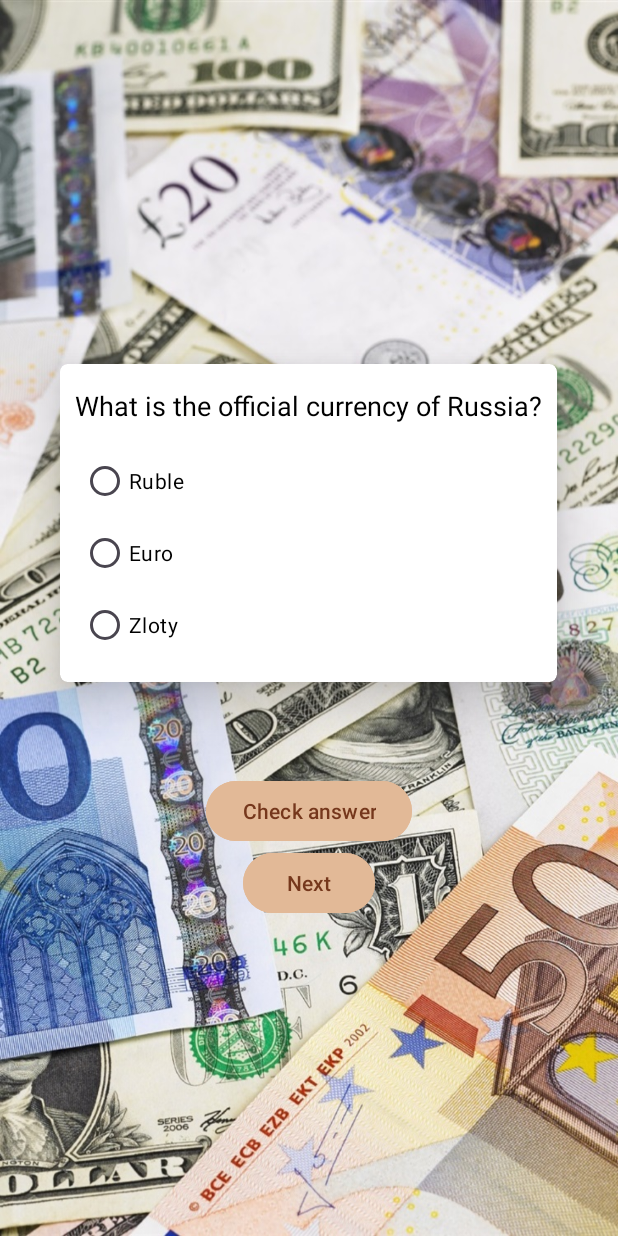
After one commit to Nikita28007/CurrencyHistoryApp, an Android app: the FragmentQuiz screen opened through its navigation route, on a phone screen of 412 x 824 dp. The commit adds this screen. Run offline under Robolectric (Android 15) with nearby library versions, the phone set to English and light mode, and no system bars.

Commit message:
quiz, layout changes, background, radiobutton style

```diff
--- /dev/null
+++ b/app/src/main/java/com/currency/app/FragmentQuiz.kt
@@ -0,0 +1,230 @@
+package com.currency.app
+
+import android.os.Bundle
+import android.util.Log
+import android.view.LayoutInflater
+import android.view.View
+import android.view.ViewGroup
+import android.widget.Button
+import android.widget.RadioButton
+import android.widget.RadioGroup
+import android.widget.TextView
+import androidx.fragment.app.Fragment
+import java.lang.StringBuilder
+
+class FragmentQuiz : Fragment() {
+    override fun onCreateView(
+        inflater: LayoutInflater,
+        container: ViewGroup?,
+        savedInstanceState: Bundle?
+    ): View? {
+        val view = inflater.inflate(R.layout.quiz_fragment, container, false)
+
+
+        view.visibility = View.VISIBLE
+        val questions = addDataQuestions()
+        val answers = addDataAnswers()
+        val options = addDataOptions()
+        // val facts = addDataFacts()
+        var titleCounter = 1
+        var optionsCounter = 2
+        var answerCounter = 0
+        val answerText = view.findViewById<TextView>(R.id.answerText)
+        val title = view.findViewById<TextView>(R.id.questionTitle)
+        title.text = questions[0].toString()
+        val option1 = view.findViewById<RadioButton>(R.id.radioButton1)
+        val option2 = view.findViewById<RadioButton>(R.id.radioButton2)
+        val option3 = view.findViewById<RadioButton>(R.id.radioButton3)
+        val radioGroup = view.findViewById<RadioGroup>(R.id.radioGroupQuiz)
+        option1.text = options[0].toString()
+        option2.text = options[1].toString()
+        option3.text = options[2].toString()
+        view.findViewById<Button>(R.id.checkAnswerButton).setOnClickListener {
+
+            when (radioGroup.checkedRadioButtonId) {
+                option1.id -> {
+
+                    if (answers[answerCounter].equals(option1.text.toString())) {
+                        answerText.text = StringBuilder("Right")
+                    } else {
+                        answerText.text = StringBuilder("Wrong")
+                    }
+                }
+
+                option2.id -> {
+                    if (answers[answerCounter].equals(option2.text.toString())) {
+                        answerText.text = StringBuilder("Right")
+                    } else {
+                        answerText.text = StringBuilder("Wrong")
+                    }
+                }
+
+                option3.id -> {
+                    if (titleCounter == 1) answerCounter = 9
+                    Log.d("title", titleCounter.toString() + " " + answerCounter)
+                    if (answers[answerCounter].equals(option3.text.toString())) {
+                        answerText.text = StringBuilder("Right")
+                    } else {
+                        answerText.text = StringBuilder("Wrong")
+                    }
+                }
+
+            }
+
+
+        }
+        view.findViewById<Button>(R.id.nextButton).setOnClickListener {
+            title.text = questions[titleCounter].toString()
+            option1.isChecked = false
+            option2.isChecked = false
+            option3.isChecked = false
+            answerText.text = ""
+            for (i in options.keys) {
+                option1.text = options[optionsCounter + 1]
+                option2.text = options[optionsCounter + 2]
+                option3.text = options[optionsCounter + 3]
+            }
+
+            titleCounter++
+            optionsCounter += 3
+            answerCounter++
+            if (titleCounter == 10) {
+                titleCounter = 0
+                optionsCounter = -1
+
+            }
+            if (answerCounter == 10)
+                answerCounter = 0
+        }
+
+        return view
+    }
+
+    private fun addDataQuestions(): HashMap<Int, String> {
+        val questionsArray = HashMap<Int, String>()
+
+        questionsArray[0] =
+            "What is the official currency of Russia?"
+        questionsArray[1] =
+            "In which year did the United States officially establish the U.S. dollar as its currency?"
+        questionsArray[2] =
+            "Which European currency was introduced as an accounting currency in 1999 and later with banknotes and coins in 2002?"
+        questionsArray[3] = "What is the currency of the United Kingdom?"
+        questionsArray[4] =
+            "In which year was the Kazakhstani tenge introduced as the official currency of Kazakhstan?"
+        questionsArray[5] = "What is the modern version of the Polish currency called?"
+        questionsArray[6] =
+            "When was the first block of the Bitcoin blockchain mined, marking the creation of Bitcoin as a cryptocurrency?"
+        questionsArray[7] =
+            "The term \"greenbacks\" is associated with the currency of which country or region?"
+
+        questionsArray[8] =
+            "What is the term used for the process by which new bitcoins are created and transactions are added to the public ledger, known as the blockchain?"
+        questionsArray[9] =
+            "Which European currency's name means \"scale\" or \"balance\" in its native language, referencing its historical use as a measurement for trade?"
+        return questionsArray
+    }
+
+    private fun addDataAnswers(): HashMap<Int, String> {
+        val answersArray = HashMap<Int, String>()
+
+        answersArray[0] = "Ruble"
+        answersArray[1] = "1792"
+        answersArray[2] = "Euro"
+        answersArray[3] = "Pound Sterling"
+        answersArray[4] = "1993"
+        answersArray[5] = "Zloty"
+        answersArray[6] = "2009"
+        answersArray[7] = "United States"
+        answersArray[8] = "Zloty"
+        answersArray[9] = "Tenge"
+        return answersArray
+    }
+
+    private fun addDataFacts(): HashMap<Int, String> {
+        val answersArray = HashMap<Int, String>()
+
+        answersArray[0] =
+            "International biathlon competition has been dominated by northern Europeans over the years," +
+                    " particularly by athletes from Russia, Finland, Germany, and Norway."
+        answersArray[1] =
+            "The longest game in NHL history was played on March 24, 1936, " +
+                    "between the Detroit Red Wings and the Montreal Maroons." +
+                    " It lasted six overtimes, totalling 116 minutes and 30 seconds of extra time."
+        answersArray[2] =
+            "Sweeping the ice in front of the stone is not just about cleaning the path. " +
+                    "The act of sweeping creates friction, which slightly melts the ice, " +
+                    "reducing the curl and increasing the stone’s speed and distance traveled."
+        answersArray[3] =
+            "Depending on paper readings, measurements show that a skater landing a triple or quadruple jump will have a landing force of 5 to 14 times the body weight on impact. " +
+                    "Therefore, a male skater weighing 150 pounds can land with a pressure of 1000 pounds!"
+        answersArray[4] =
+            "There are various styles of snowboarding, including freestyle, freeride, and alpine. Freestyle focuses on tricks, freeride emphasizes natural terrain, and alpine involves racing and carving turns. "
+        answersArray[5] =
+            "The coveted Stanley Cup outdates the NHL by a full 24 years. That is, " +
+                    "the Stanley Cup was created in 1893, while the NHL was officially established in 1917 on November 22"
+        answersArray[6] =
+            "The resurfacer after scraping the ice, puts a thin layer of water that is heated to 140 to 145 °F" +
+                    " (60 to 63°C). Actually, the hotter the water, the more even surface will get! " +
+                    "You would think you need cold water to make ice; But hot water contains less " +
+                    "oxygen which makes it easier for molecules to bind and freeze."
+        answersArray[7] = "During each game, teams only get one 30-second timeout." +
+                "Coaches and teams must use this timeout wisely as it is the only time they " +
+                "get to huddle and make decisions during the game. Otherwise, they will have to wait " +
+                "on intermission and other involuntary timeouts like commercial breaks."
+        answersArray[8] =
+            "Have you seen the top figure skaters spin on the ice and how their faces are smashed by the speed." +
+                    " Have you ever wondered how fast they spin?" +
+                    " The answer is that they can reach 6 revolutions per second which is over 300 revolutions per minute!"
+        answersArray[9] =
+            "The iconic black puck used in hockey is made of vulcanized rubber. Its dense and durable construction allows it to withstand the high-speed impacts and provides excellent glide on the ice."
+
+        return answersArray
+    }
+
+    private fun addDataOptions(): HashMap<Int, String> {
+        val optionsArray = HashMap<Int, String>()
+
+        optionsArray[0] = "Ruble"
+        optionsArray[1] = "Euro"
+        optionsArray[2] = "Zloty"
+
+        optionsArray[3] = "1776"
+        optionsArray[4] = "1865"
+        optionsArray[5] = "1792"
+
+        optionsArray[6] = "Pound Sterling"
+        optionsArray[7] = "Euro"
+        optionsArray[8] = "Tenge"
+
+        optionsArray[9] = "Pound Sterling"
+        optionsArray[10] = "Tenge"
+        optionsArray[11] = "Euro"
+
+        optionsArray[12] = "2000"
+        optionsArray[13] = "1993"
+        optionsArray[14] = "1990"
+
+        optionsArray[15] = "Zloty"
+        optionsArray[16] = "Euro"
+        optionsArray[17] = "Ruble"
+
+        optionsArray[18] = "2005"
+        optionsArray[19] = "2013"
+        optionsArray[20] = "2009"
+
+        optionsArray[21] = "United States"
+        optionsArray[22] = "Australia"
+        optionsArray[23] = "Canada"
+
+        optionsArray[24] = "Exchange"
+        optionsArray[25] = "Mining"
+        optionsArray[26] = "Cryptography"
+
+        optionsArray[27] = "Zloty"
+        optionsArray[28] = "Euro"
+        optionsArray[29] = "Tenge"
+
+        return optionsArray
+    }
+}
--- a/app/src/main/java/com/currency/app/Fragment_Recycler.kt
+++ b/app/src/main/java/com/currency/app/Fragment_Recycler.kt
@@ -8,6 +8,7 @@ import android.view.LayoutInflater
 import android.view.View
 import android.view.View.OnClickListener
 import android.view.ViewGroup
+import android.widget.Button
 import android.widget.ImageView
 import androidx.fragment.app.Fragment
 import androidx.navigation.fragment.findNavController
@@ -25,6 +26,9 @@ class Fragment_Recycler : Fragment() {
         val view = inflater.inflate(R.layout.recycler_fragment, container, false)
         val data = addDAta()
         initRecycler(view, data)
+        view.findViewById<Button>(R.id.quizButton).setOnClickListener{
+            findNavController().navigate(R.id.action_fragment_Recycler_to_fragmentQuiz)
+        }
         return view
     }
 
--- /dev/null
+++ b/app/src/main/res/layout/quiz_fragment.xml
@@ -0,0 +1,100 @@
+<?xml version="1.0" encoding="utf-8"?>
+<LinearLayout xmlns:android="http://schemas.android.com/apk/res/android"
+    xmlns:app="http://schemas.android.com/apk/res-auto"
+    android:layout_width="match_parent"
+    android:layout_height="match_parent"
+    android:background="@drawable/currencies"
+    android:gravity="center"
+    android:orientation="vertical">
+
+    <androidx.cardview.widget.CardView
+        android:layout_width="wrap_content"
+        android:layout_height="wrap_content"
+        app:cardCornerRadius="5dp"
+        app:cardElevation="20dp"
+        app:cardUseCompatPadding="true">
+
+        <LinearLayout
+            android:layout_width="match_parent"
+            android:layout_height="match_parent"
+            android:orientation="vertical">
+
+
+            <TextView
+                android:id="@+id/questionTitle"
+                android:layout_width="wrap_content"
+                android:layout_height="wrap_content"
+                android:layout_gravity="center"
+                android:layout_marginStart="10dp"
+                android:layout_marginTop="15dp"
+                android:layout_marginEnd="10dp"
+
+                android:text="Title"
+                android:textColor="@color/black"
+                android:textSize="18sp" />
+
+            <RadioGroup
+                android:id="@+id/radioGroupQuiz"
+                android:layout_width="wrap_content"
+                android:layout_height="wrap_content"
+                android:layout_margin="14dp"
+                android:orientation="vertical">
+
+                <RadioButton
+
+                    android:id="@+id/radioButton1"
+                    android:layout_width="wrap_content"
+                    android:layout_height="wrap_content"
+                    android:textColor="@color/black"
+                    android:theme="@style/radionbutton" />
+
+                <RadioButton
+                    android:id="@+id/radioButton2"
+                    android:layout_width="wrap_content"
+                    android:layout_height="wrap_content"
+                    android:textColor="@color/black"
+                    android:theme="@style/radionbutton" />
+
+                <RadioButton
+                    android:id="@+id/radioButton3"
+                    android:layout_width="wrap_content"
+                    android:layout_height="wrap_content"
+                    android:textColor="@color/black"
+                    android:theme="@style/radionbutton" />
+
+            </RadioGroup>
+        </LinearLayout>
+    </androidx.cardview.widget.CardView>
+
+            <TextView
+                android:id="@+id/answerText"
+                android:layout_width="wrap_content"
+                android:layout_height="wrap_content"
+                android:layout_gravity="center"
+                android:layout_marginTop="5dp"
+                android:background="#B4B1A3"
+                android:gravity="center"
+                android:text=""
+                android:textColor="@color/black"
+                android:textSize="18sp" />
+
+            <Button
+                android:id="@+id/checkAnswerButton"
+                android:layout_width="wrap_content"
+                android:layout_height="wrap_content"
+                android:layout_gravity="center"
+                android:backgroundTint="#E2B997"
+                android:text="Check answer"
+                android:textColor="#75371C" />
+
+            <Button
+                android:id="@+id/nextButton"
+                android:layout_width="wrap_content"
+                android:layout_height="wrap_content"
+                android:layout_gravity="center"
+                android:backgroundTint="#E2B997"
+                android:text="Next"
+                android:textColor="#75371C" />
+
+
+</LinearLayout>
--- a/app/src/main/res/navigation/nav.xml
+++ b/app/src/main/res/navigation/nav.xml
@@ -11,9 +11,16 @@
         <action
             android:id="@+id/action_fragment_Recycler_to_fragmentDetails"
             app:destination="@id/fragmentDetails" />
+        <action
+            android:id="@+id/action_fragment_Recycler_to_fragmentQuiz"
+            app:destination="@id/fragmentQuiz" />
     </fragment>
     <fragment
         android:id="@+id/fragmentDetails"
         android:name="com.currency.app.FragmentDetails"
         android:label="FragmentDetails" />
+    <fragment
+        android:id="@+id/fragmentQuiz"
+        android:name="com.currency.app.FragmentQuiz"
+        android:label="FragmentQuiz" />
 </navigation>
--- a/app/src/main/res/values/colors.xml
+++ b/app/src/main/res/values/colors.xml
@@ -2,4 +2,5 @@
 <resources>
     <color name="black">#FF000000</color>
     <color name="white">#FFFFFFFF</color>
+    <color name="radioButton">#6F92C6</color>
 </resources>
--- a/app/src/main/res/values/strings.xml
+++ b/app/src/main/res/values/strings.xml
@@ -1,3 +1,4 @@
 <resources>
     <string name="app_name">Currency</string>
+    <string name="the_history">The history of currencies</string>
 </resources>
--- a/app/src/main/res/values/themes.xml
+++ b/app/src/main/res/values/themes.xml
@@ -4,6 +4,9 @@
         <!-- Customize your light theme here. -->
         <!-- <item name="colorPrimary">@color/my_light_primary</item> -->
     </style>
-
+    <style name="radionbutton" parent="Theme.Material3.DayNight">
+        <item name="colorAccent">#6F92C6</item>
+        <item name="colorPrimary">#000000</item>
+    </style>
     <style name="Theme.Currency" parent="Base.Theme.Currency" />
 </resources>
```
Also changed, not shown: app/src/main/res/layout/details_fragment.xml (+16 -6 lines), app/src/main/res/layout/recycler_fragment.xml (+23 -2 lines), app/src/main/res/drawable/currencies.jpg (added).
